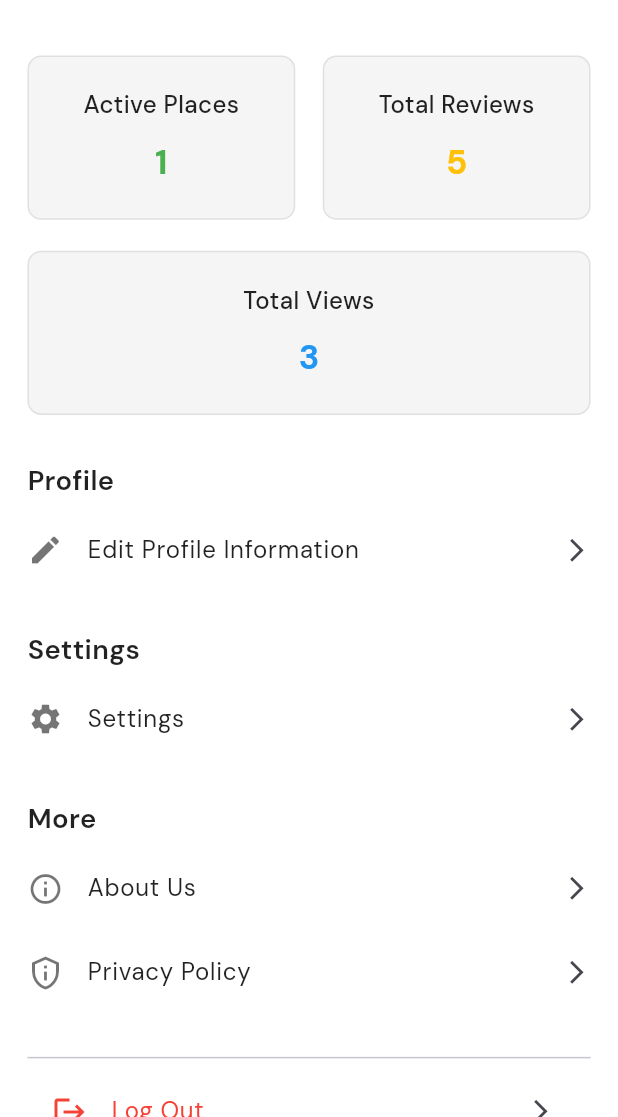
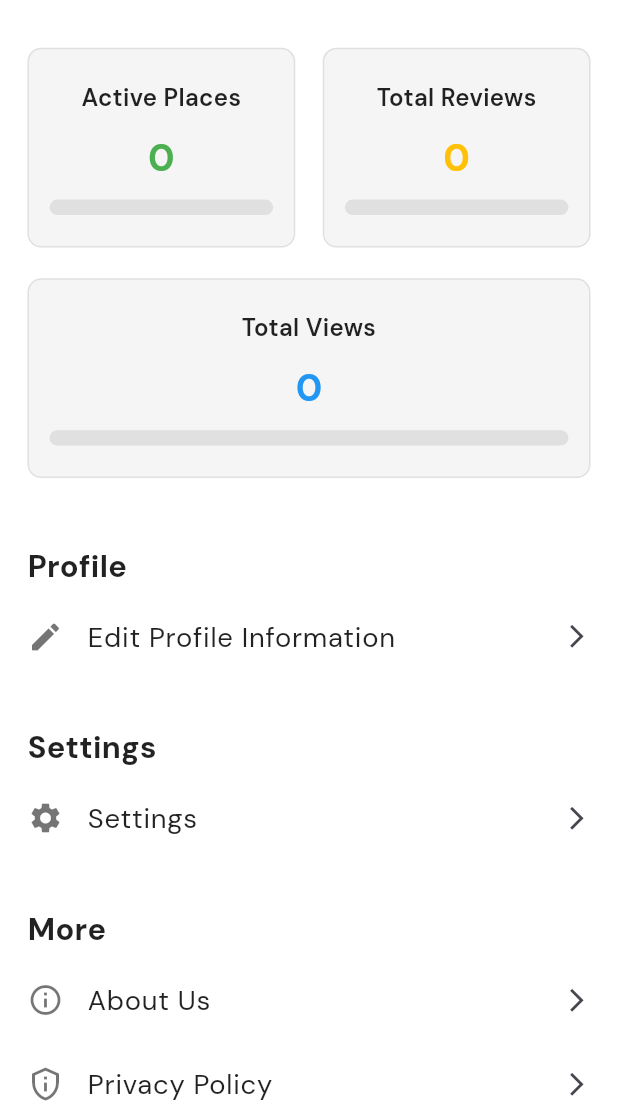
Before and after one commit to asifjahan1/kaldmv, a Flutter app: the OwnerProfile screen opened directly, on a phone screen of 412 x 824 dp, the part 119-1236 px from its top. Run offline on Flutter 3.47's test engine with Material 3 defaults, Android fonts, the phone set to English and light mode, and no system bars; our stand-ins replace cached_network_image, dotted_border, file_picker, flutter_easyloading, flutter_screenutil, flutter_spinkit and 11 more; missing offline and left inert: flutter_quill; accounts and stored records are empty.

```diff
--- a/lib/User/Views/features/Profile/views/Owner_Profile/owner_profile.dart
+++ b/lib/User/Views/features/Profile/views/Owner_Profile/owner_profile.dart
@@ -3,9 +3,10 @@ import 'package:flutter_screenutil/flutter_screenutil.dart';
 import 'package:kaldmv/User/Views/features/Home/views/custom_drawer.dart';
 import 'package:kaldmv/core/global_widegts/custom_header.dart';
 
+/// A widget that displays the profile page for an owner, including stats and navigation options.
+/// Only accessible to users with [isOwner] set to true.
 class OwnerProfile extends StatelessWidget {
   final bool isOwner;
-  final bool isGuest;
   final int activePlacesCount;
   final int totalReviewsCount;
   final int totalViewsCount;
@@ -13,27 +14,26 @@ class OwnerProfile extends StatelessWidget {
   const OwnerProfile({
     super.key,
     required this.isOwner,
-    required this.isGuest,
-    this.activePlacesCount = 1,
-    this.totalReviewsCount = 5,
-    this.totalViewsCount = 3,
+    this.activePlacesCount = 0,
+    this.totalReviewsCount = 0,
+    this.totalViewsCount = 0,
   });
 
   @override
   Widget build(BuildContext context) {
     if (!isOwner) {
       return const Scaffold(
-        body: Center(child: Text("This page is only accessible to Owners.")),
+        body: Center(child: Text('This page is only accessible to Owners.')),
       );
     }
 
     return Scaffold(
       backgroundColor: Colors.white,
-      drawer: CustomDrawer(),
+      drawer: const CustomDrawer(),
       body: SafeArea(
         child: Column(
           children: [
-            // App Header
+            // Fixed header
             CustomHeader(
               menuIconPath: 'assets/images/menu11.png',
               logoPath: 'assets/images/logo22.png',
@@ -42,73 +42,91 @@ class OwnerProfile extends StatelessWidget {
               showSearchBar: false,
               isAISuggestionPanelVisible: false,
             ),
-            SizedBox(height: 20.h),
-
-            // Stats Section
-            Padding(
-              padding: EdgeInsets.symmetric(horizontal: 16.w),
-              child: Column(
+            // Scrollable content
+            Expanded(
+              child: ListView(
+                padding: EdgeInsets.symmetric(horizontal: 16.w, vertical: 16.h),
                 children: [
+                  // Stats Cards Row 1
                   Row(
                     children: [
                       Expanded(
                         child: _buildStatCard(
-                          "Active Places",
-                          "$activePlacesCount",
-                          Colors.green,
+                          title: 'Active Places',
+                          value: activePlacesCount.toString(),
+                          color: Colors.green,
+                          showProgress: true,
                         ),
                       ),
                       SizedBox(width: 16.w),
                       Expanded(
                         child: _buildStatCard(
-                          "Total Reviews",
-                          "$totalReviewsCount",
-                          Colors.amber,
+                          title: 'Total Reviews',
+                          value: totalReviewsCount.toString(),
+                          color: Colors.amber,
+                          showProgress: true,
                         ),
                       ),
                     ],
                   ),
                   SizedBox(height: 16.h),
-                  Expanded(
-                    child: _buildStatCard(
-                      "Total Views",
-                      "$totalViewsCount",
-                      Colors.blue,
-                    ),
+                  // Stats Card Row 2 - Full width
+                  _buildStatCard(
+                    title: 'Total Views',
+                    value: totalViewsCount.toString(),
+                    color: Colors.blue,
+                    showProgress: true,
+                    progressValue: (totalViewsCount / 10).clamp(0.0, 1.0), // Max views = 10
                   ),
-                ],
-              ),
-            ),
-            SizedBox(height: 20.h),
-
-            // Profile Options
-            Expanded(
-              child: ListView(
-                padding: EdgeInsets.symmetric(horizontal: 16.w),
-                children: [
-                  _buildSectionTitle("Profile"),
-                  _buildNavTile("Edit Profile Information", Icons.edit),
-
-                  SizedBox(height: 16.h),
-                  _buildSectionTitle("Settings"),
-                  _buildNavTile("Settings", Icons.settings),
-
-                  SizedBox(height: 16.h),
-                  _buildSectionTitle("More"),
-                  _buildNavTile("About Us", Icons.info_outline),
-                  _buildNavTile("Privacy Policy", Icons.privacy_tip_outlined),
-
-                  SizedBox(height: 16.h),
+                  SizedBox(height: 30.h),
+                  // Profile Section
+                  _buildSectionTitle('Profile'),
+                  _buildNavTile(
+                    title: 'Edit Profile Information',
+                    icon: Icons.edit,
+                    onTap: () {},
+                  ),
+                  SizedBox(height: 20.h),
+                  // Settings Section
+                  _buildSectionTitle('Settings'),
+                  _buildNavTile(
+                    title: 'Settings',
+                    icon: Icons.settings,
+                    onTap: () {
+                      // TODO: Navigate to settings screen
+                    },
+                  ),
+                  SizedBox(height: 20.h),
+                  // More Section
+                  _buildSectionTitle('More'),
+                  _buildNavTile(
+                    title: 'About Us',
+                    icon: Icons.info_outline,
+                    onTap: () {
+                      // TODO: Navigate to about us screen
+                    },
+                  ),
+                  _buildNavTile(
+                    title: 'Privacy Policy',
+                    icon: Icons.privacy_tip_outlined,
+                    onTap: () {
+                      // TODO: Navigate to privacy policy screen
+                    },
+                  ),
+                  SizedBox(height: 30.h),
                   const Divider(),
                   ListTile(
                     leading: const Icon(Icons.logout, color: Colors.red),
                     title: const Text(
-                      "Log Out",
+                      'Log Out',
                       style: TextStyle(color: Colors.red),
                     ),
                     trailing: Icon(Icons.arrow_forward_ios, size: 16.sp),
-                    onTap: () {},
+                    onTap: () {
+                      // TODO: Implement logout logic (e.g., clear session, navigate to login)
+                    },
                   ),
+                  SizedBox(height: 16.h), // Bottom padding
                 ],
               ),
             ),
@@ -118,10 +136,16 @@ class OwnerProfile extends StatelessWidget {
     );
   }
 
-  Widget _buildStatCard(String title, String value, Color color) {
+  /// Builds a stat card with a title, value, and optional progress bar.
+  Widget _buildStatCard({
+    required String title,
+    required String value,
+    required Color color,
+    bool showProgress = false,
+    double progressValue = 0.0,
+  }) {
     return Container(
-      width: double.infinity, // full width when single
-      padding: EdgeInsets.symmetric(vertical: 16.h, horizontal: 8.w),
+      padding: EdgeInsets.symmetric(vertical: 16.h, horizontal: 12.w),
       decoration: BoxDecoration(
         color: Colors.grey.shade100,
         borderRadius: BorderRadius.circular(8.r),
@@ -134,7 +158,7 @@ class OwnerProfile extends StatelessWidget {
             title,
             style: TextStyle(
               fontSize: 14.sp,
-              fontWeight: FontWeight.w500,
+              fontWeight: FontWeight.w600,
               color: Colors.black87,
             ),
             textAlign: TextAlign.center,
@@ -143,40 +167,59 @@ class OwnerProfile extends StatelessWidget {
           Text(
             value,
             style: TextStyle(
-              fontSize: 20.sp,
+              fontSize: 22.sp,
               fontWeight: FontWeight.bold,
               color: color,
             ),
           ),
+          if (showProgress) ...[
+            SizedBox(height: 8.h),
+            LinearProgressIndicator(
+              borderRadius: BorderRadius.horizontal(
+                  left: Radius.circular(10.r),
+                  right: Radius.circular(10.r)
+              ),
+              value: progressValue,
+              backgroundColor: Colors.grey[300],
+              color: color, // Match progress bar color with stat color
+              minHeight: 8.h,
+            ),
+          ],
         ],
       ),
     );
   }
 
+  /// Builds a section title with consistent styling.
   Widget _buildSectionTitle(String title) {
     return Padding(
       padding: EdgeInsets.symmetric(vertical: 4.h),
       child: Text(
         title,
         style: TextStyle(
-          fontSize: 16.sp,
-          fontWeight: FontWeight.w600,
+          fontSize: 18.sp,
+          fontWeight: FontWeight.w700,
           color: Colors.black87,
         ),
       ),
     );
   }
 
-  Widget _buildNavTile(String title, IconData icon) {
+  /// Builds a navigation tile with an icon, title, and tap callback.
+  Widget _buildNavTile({
+    required String title,
+    required IconData icon,
+    required VoidCallback onTap,
+  }) {
     return ListTile(
       contentPadding: EdgeInsets.zero,
       leading: Icon(icon, color: Colors.black54),
       title: Text(
         title,
-        style: TextStyle(fontSize: 14.sp, color: Colors.black87),
+        style: TextStyle(fontSize: 16.sp, color: Colors.black87),
       ),
       trailing: Icon(Icons.arrow_forward_ios, size: 16.sp),
-      onTap: () {},
+      onTap: onTap,
     );
   }
 }
--- a/lib/main.dart
+++ b/lib/main.dart
@@ -7,6 +7,7 @@ import 'package:kaldmv/User/Views/features/Bottom_Nav_Bar/controller/bottom_nav_
 import 'package:kaldmv/User/Views/features/Home/controller/drawer_controller.dart';
 import 'package:kaldmv/User/Views/features/Home/controller/home_controller.dart';
 import 'package:kaldmv/User/Views/features/Search/controller/search_controller.dart';
+import 'User/Auth/controller/login_controller.dart';
 import 'User/Views/features/Home/controller/header_controller.dart';
 import 'User/Views/features/Home/controller/tsfs_controller.dart';
 import 'core/const/app_colors.dart';
@@ -16,6 +17,7 @@ void main() async {
   WidgetsFlutterBinding.ensureInitialized();
   configEasyLoading();
   Get.put(HomeController(), permanent: true);
+  Get.put(LoginController(), permanent: true);
   Get.put(SearchhController(), permanent: true);
   Get.put(BottomNavController(), permanent: true);
   Get.put(HeaderController(), permanent: true);
--- a/lib/route/route.dart
+++ b/lib/route/route.dart
@@ -4,6 +4,7 @@ import 'package:kaldmv/User/Views/features/Home/views/tsfs_screen.dart';
 
 import '../User/Auth/screens/forget_pasword_screen.dart';
 import '../User/Auth/screens/login_screen.dart';
+import '../User/Views/features/Profile/views/Owner_Profile/owner_profile.dart';
 import '../splash_screen/splash_screen.dart';
 
 class AppRoute {
@@ -13,6 +14,7 @@ class AppRoute {
   static String resetPassScreen = "/resetPassScreen";
   static String tsfsScreen = "/tsfsScreen";
   static String addNewItemScreen = "/addNewItemScreen";
+  static String ownerProfile = "/ownerProfile";
 
   static String getSplashScreen() => splashScreen;
 
@@ -26,6 +28,8 @@ class AppRoute {
 
   static String getAddNewItemScreen() => addNewItemScreen;
 
+  static String getOwnerProfile() => ownerProfile;
+
   static List<GetPage> routes = [
     GetPage(name: splashScreen, page: () => SplashScreen()),
     GetPage(name: loginScreen, page: () => LoginScreen()),
@@ -33,5 +37,18 @@ class AppRoute {
     // GetPage(name: resetPassScreen, page: () => ResetPassword()),
     GetPage(name: tsfsScreen, page: () => TSFSScreen()),
     GetPage(name: addNewItemScreen, page: () => AddNewItemScreen()),
+    GetPage(
+      name: ownerProfile,
+      page: () {
+        final args = Get.arguments as Map<String, dynamic>? ?? {};
+        return OwnerProfile(
+          isOwner: args['isOwner'] ?? true,
+          activePlacesCount: args['activePlacesCount'] ?? 1,
+          totalReviewsCount: args['totalReviewsCount'] ?? 5,
+          totalViewsCount: args['totalViewsCount'] ?? 3,
+        );
+      },
+    ),
+
   ];
 }
```
Also changed, not shown: lib/User/Auth/controller/login_controller.dart (+33 -11 lines), lib/User/Auth/controller/signup_controller.dart (+9 -30 lines), lib/User/Auth/screens/sign_up_screen.dart (+14 -14 lines), lib/User/Views/features/Bottom_Nav_Bar/controller/bottom_nav_bar_controller.dart (+37 -5 lines), lib/User/Views/features/Bottom_Nav_Bar/screen/custom_bottom_navbar_screen.dart (+11 -21 lines).
